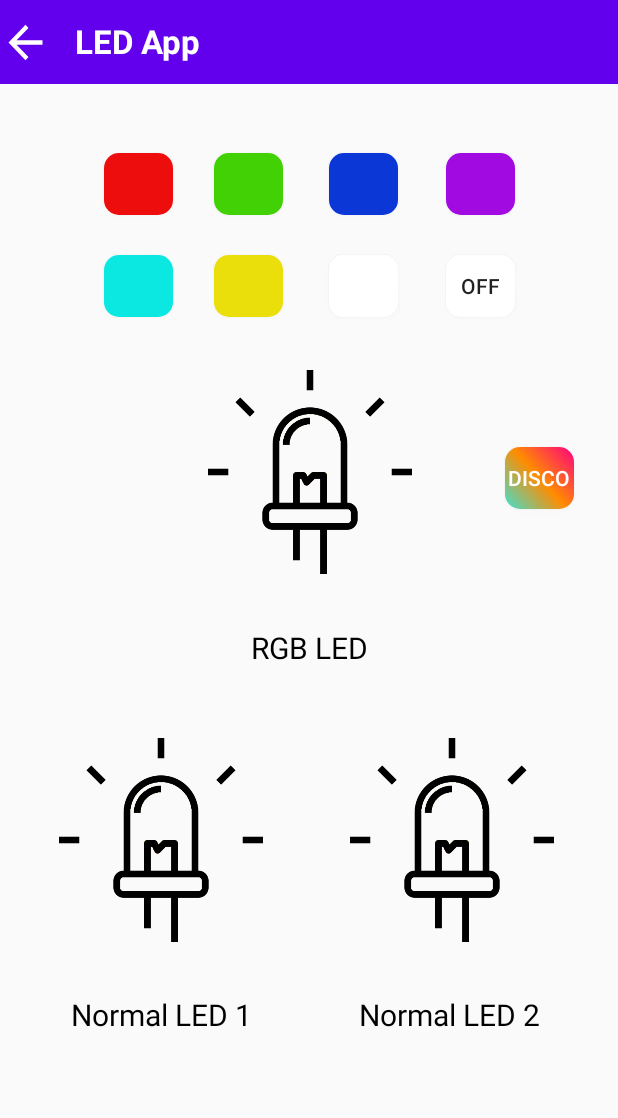
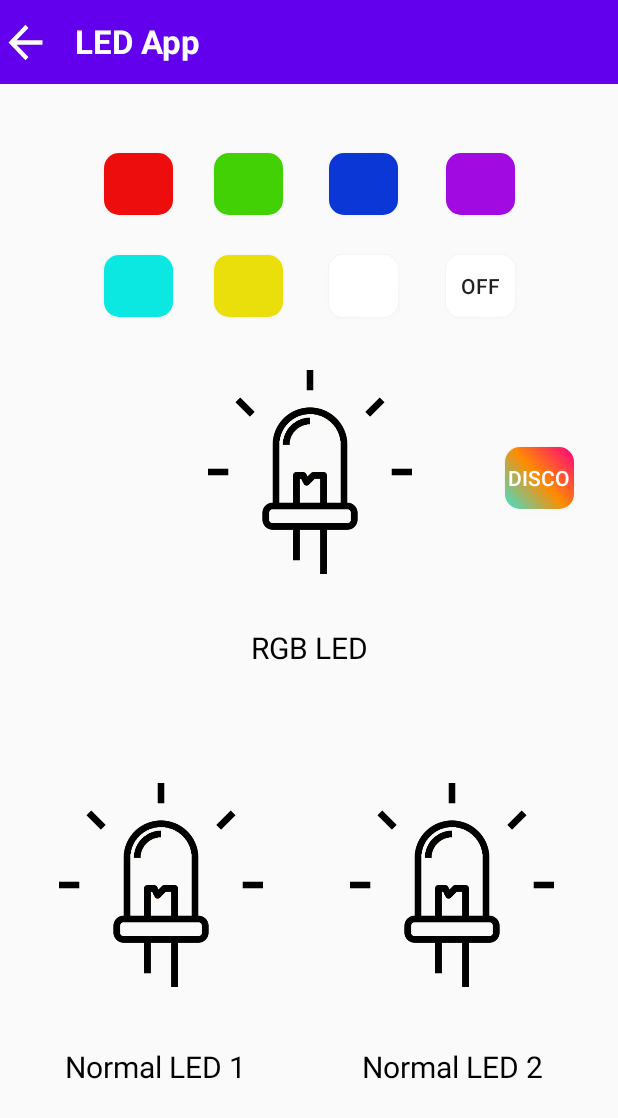
Before and after one commit to corneavlad98/HomeAutomationApp, an Android app: the LEDActivity screen opened directly, with no data from a screen before it, on a phone screen of 412 x 824 dp. Shown: the top 1118 px of the screen. Run offline under Robolectric (Android 15) with nearby library versions, the light colour scheme and no system bars; our stand-ins replace Firebase (no records; nobody signed in at launch, a user with empty details on screens opened directly).

Commit message:
Slight adjusting do layout items

```diff
--- a/Android App/app/src/main/res/layout/activity_camera.xml
+++ b/Android App/app/src/main/res/layout/activity_camera.xml
@@ -78,6 +78,8 @@
         android:id="@+id/textViewTest1"
         android:layout_width="wrap_content"
         android:layout_height="wrap_content"
+        android:layout_marginStart="20dp"
+        android:layout_marginLeft="20dp"
         android:textColor="#171616"
         android:visibility="invisible"
         app:layout_constraintBottom_toBottomOf="parent"
--- a/Android App/app/src/main/res/layout/activity_l_e_d.xml
+++ b/Android App/app/src/main/res/layout/activity_l_e_d.xml
@@ -65,7 +65,7 @@
         app:layout_constraintHorizontal_bias="0.105"
         app:layout_constraintStart_toStartOf="parent"
         app:layout_constraintTop_toTopOf="parent"
-        app:layout_constraintVertical_bias="0.715" />
+        app:layout_constraintVertical_bias="0.759" />
 
     <ImageButton
         android:id="@+id/normalLed2"
@@ -82,7 +82,7 @@
         app:layout_constraintHorizontal_bias="0.92"
         app:layout_constraintStart_toStartOf="parent"
         app:layout_constraintTop_toTopOf="parent"
-        app:layout_constraintVertical_bias="0.715" />
+        app:layout_constraintVertical_bias="0.759" />
 
     <androidx.appcompat.widget.Toolbar
         android:id="@+id/toolbarLED"
@@ -129,10 +129,10 @@
         android:textSize="20sp"
         app:layout_constraintBottom_toBottomOf="parent"
         app:layout_constraintEnd_toEndOf="parent"
-        app:layout_constraintHorizontal_bias="0.163"
+        app:layout_constraintHorizontal_bias="0.149"
         app:layout_constraintStart_toStartOf="parent"
-        app:layout_constraintTop_toTopOf="parent"
-        app:layout_constraintVertical_bias="0.832" />
+        app:layout_constraintTop_toBottomOf="@+id/normalLed1"
+        app:layout_constraintVertical_bias="0.284" />
 
     <TextView
         android:id="@+id/normalLedText2"
@@ -143,10 +143,10 @@
         android:textSize="20sp"
         app:layout_constraintBottom_toBottomOf="parent"
         app:layout_constraintEnd_toEndOf="parent"
-        app:layout_constraintHorizontal_bias="0.822"
+        app:layout_constraintHorizontal_bias="0.829"
         app:layout_constraintStart_toStartOf="parent"
-        app:layout_constraintTop_toTopOf="parent"
-        app:layout_constraintVertical_bias="0.832" />
+        app:layout_constraintTop_toBottomOf="@+id/normalLed2"
+        app:layout_constraintVertical_bias="0.284" />
 
     <Button
         android:id="@+id/magentaButton"
```
